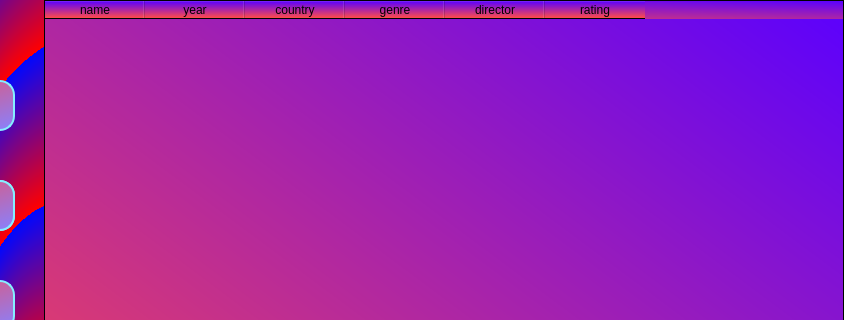
Above: main_window.ui from Surrender2k/PyQt6_kinopoisk before the change; both pictures show x 156 to 1000 and y 0 to 320 of the 1000 by 600 pixel window. Below: the same form after it.
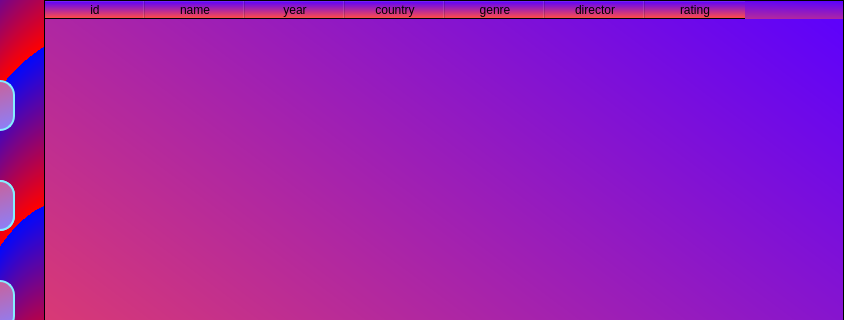
That is the form after the change.

Diff of the .ui file:
```diff
--- a/main_window.ui
+++ b/main_window.ui
@@ -43,6 +43,11 @@
    <property name="sizeAdjustPolicy">
     <enum>QAbstractScrollArea::AdjustIgnored</enum>
    </property>
+   <column>
+    <property name="text">
+     <string>id</string>
+    </property>
+   </column>
    <column>
     <property name="text">
      <string>name</string>
```
